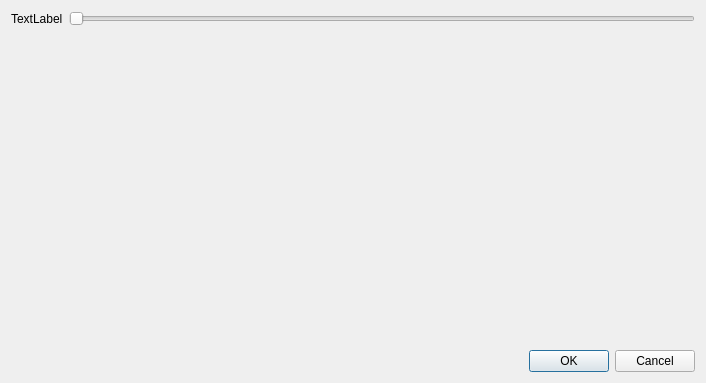
Before: the Qt Designer form forms/metawearconfig.ui in GaitRehabilitation/SMART, drawn with Qt 5.
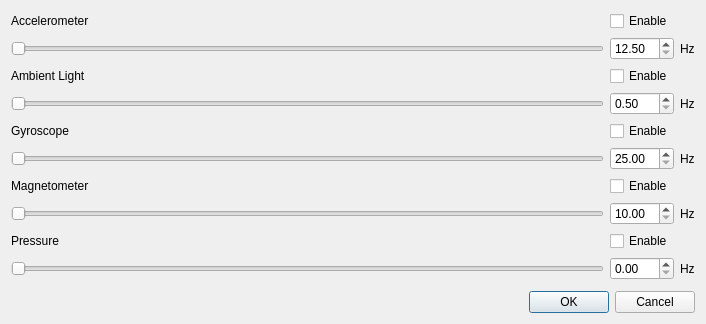
After: the same form once the commit is applied.

```diff
--- a/forms/metawearconfig.ui
+++ b/forms/metawearconfig.ui
@@ -7,7 +7,7 @@
     <x>0</x>
     <y>0</y>
     <width>706</width>
-    <height>383</height>
+    <height>324</height>
    </rect>
   </property>
   <property name="windowTitle">
@@ -15,23 +15,242 @@
   </property>
   <layout class="QVBoxLayout" name="verticalLayout">
    <item>
-    <layout class="QFormLayout" name="formLayout">
-     <item row="0" column="0">
-      <widget class="QLabel" name="label">
+    <layout class="QGridLayout" name="gridLayout">
+     <item row="3" column="3">
+      <widget class="QLabel" name="label_9">
        <property name="text">
-        <string>TextLabel</string>
+        <string>Hz</string>
+       </property>
+      </widget>
+     </item>
+     <item row="6" column="3">
+      <widget class="QLabel" name="label_7">
+       <property name="text">
+        <string>Hz</string>
+       </property>
+      </widget>
+     </item>
+     <item row="10" column="1">
+      <widget class="QLabel" name="label_5">
+       <property name="text">
+        <string>Pressure</string>
+       </property>
+      </widget>
+     </item>
+     <item row="1" column="3">
+      <widget class="QLabel" name="label_10">
+       <property name="text">
+        <string>Hz</string>
+       </property>
+      </widget>
+     </item>
+     <item row="8" column="1">
+      <widget class="QLabel" name="label_4">
+       <property name="text">
+        <string>Magnetometer</string>
+       </property>
+      </widget>
+     </item>
+     <item row="3" column="1">
+      <widget class="QSlider" name="ambientLightSlider">
+       <property name="maximum">
+        <number>1000</number>
+       </property>
+       <property name="orientation">
+        <enum>Qt::Horizontal</enum>
+       </property>
+      </widget>
+     </item>
+     <item row="11" column="1">
+      <widget class="QSlider" name="pressureSlider">
+       <property name="maximum">
+        <number>1000</number>
+       </property>
+       <property name="orientation">
+        <enum>Qt::Horizontal</enum>
+       </property>
+      </widget>
+     </item>
+     <item row="9" column="3">
+      <widget class="QLabel" name="label_8">
+       <property name="text">
+        <string>Hz</string>
+       </property>
+      </widget>
+     </item>
+     <item row="1" column="1">
+      <widget class="QSlider" name="acceleromterSlider">
+       <property name="maximum">
+        <number>1000</number>
+       </property>
+       <property name="orientation">
+        <enum>Qt::Horizontal</enum>
+       </property>
+       <property name="tickInterval">
+        <number>0</number>
+       </property>
+      </widget>
+     </item>
+     <item row="5" column="1">
+      <widget class="QLabel" name="label_3">
+       <property name="text">
+        <string>Gyroscope</string>
+       </property>
+      </widget>
+     </item>
+     <item row="9" column="1">
+      <widget class="QSlider" name="magnetometerSlider">
+       <property name="maximum">
+        <number>1000</number>
+       </property>
+       <property name="orientation">
+        <enum>Qt::Horizontal</enum>
+       </property>
+      </widget>
+     </item>
+     <item row="6" column="1">
+      <widget class="QSlider" name="gyroscopeSlider">
+       <property name="maximum">
+        <number>1000</number>
+       </property>
+       <property name="orientation">
+        <enum>Qt::Horizontal</enum>
        </property>
       </widget>
      </item>
      <item row="0" column="1">
-      <widget class="QSlider" name="horizontalSlider">
-       <property name="orientation">
-        <enum>Qt::Horizontal</enum>
+      <widget class="QLabel" name="label_2">
+       <property name="text">
+        <string>Accelerometer</string>
+       </property>
+      </widget>
+     </item>
+     <item row="2" column="1">
+      <widget class="QLabel" name="label">
+       <property name="text">
+        <string>Ambient Light</string>
+       </property>
+      </widget>
+     </item>
+     <item row="9" column="2">
+      <widget class="QDoubleSpinBox" name="sampleRateMagnetometer">
+       <property name="minimum">
+        <double>10.000000000000000</double>
+       </property>
+       <property name="maximum">
+        <double>100.000000000000000</double>
+       </property>
+       <property name="singleStep">
+        <double>0.250000000000000</double>
+       </property>
+      </widget>
+     </item>
+     <item row="6" column="2">
+      <widget class="QDoubleSpinBox" name="sampleRateGyroscope">
+       <property name="minimum">
+        <double>25.000000000000000</double>
+       </property>
+       <property name="maximum">
+        <double>100.000000000000000</double>
+       </property>
+       <property name="singleStep">
+        <double>0.250000000000000</double>
+       </property>
+      </widget>
+     </item>
+     <item row="1" column="2">
+      <widget class="QDoubleSpinBox" name="sampleRateAccelerometer">
+       <property name="minimum">
+        <double>12.500000000000000</double>
+       </property>
+       <property name="maximum">
+        <double>100.000000000000000</double>
+       </property>
+       <property name="singleStep">
+        <double>0.250000000000000</double>
+       </property>
+      </widget>
+     </item>
+     <item row="3" column="2">
+      <widget class="QDoubleSpinBox" name="sampleeRateAmbientLight">
+       <property name="minimum">
+        <double>0.500000000000000</double>
+       </property>
+       <property name="maximum">
+        <double>100.000000000000000</double>
+       </property>
+       <property name="singleStep">
+        <double>0.250000000000000</double>
+       </property>
+      </widget>
+     </item>
+     <item row="11" column="2">
+      <widget class="QDoubleSpinBox" name="sampleRatePressure">
+       <property name="maximum">
+        <double>100.000000000000000</double>
+       </property>
+       <property name="singleStep">
+        <double>0.250000000000000</double>
+       </property>
+      </widget>
+     </item>
+     <item row="11" column="3">
+      <widget class="QLabel" name="label_6">
+       <property name="text">
+        <string>Hz</string>
+       </property>
+      </widget>
+     </item>
+     <item row="5" column="2" colspan="2">
+      <widget class="QCheckBox" name="enableGyroscope">
+       <property name="text">
+        <string>Enable</string>
+       </property>
+      </widget>
+     </item>
+     <item row="2" column="2" colspan="2">
+      <widget class="QCheckBox" name="enableAmbientLight">
+       <property name="text">
+        <string>Enable</string>
+       </property>
+      </widget>
+     </item>
+     <item row="0" column="2" colspan="2">
+      <widget class="QCheckBox" name="enableAccelerometer">
+       <property name="text">
+        <string>Enable</string>
+       </property>
+      </widget>
+     </item>
+     <item row="8" column="2" colspan="2">
+      <widget class="QCheckBox" name="enableMagnetometer">
+       <property name="text">
+        <string>Enable</string>
+       </property>
+      </widget>
+     </item>
+     <item row="10" column="2" colspan="2">
+      <widget class="QCheckBox" name="enablePressure">
+       <property name="text">
+        <string>Enable</string>
        </property>
       </widget>
      </item>
     </layout>
    </item>
+   <item>
+    <spacer name="verticalSpacer">
+     <property name="orientation">
+      <enum>Qt::Vertical</enum>
+     </property>
+     <property name="sizeHint" stdset="0">
+      <size>
+       <width>20</width>
+       <height>40</height>
+      </size>
+     </property>
+    </spacer>
+   </item>
    <item>
     <widget class="QDialogButtonBox" name="buttonBox">
      <property name="orientation">
```
Left out of the diff: 8 changed lines with no effect on the pictures.
